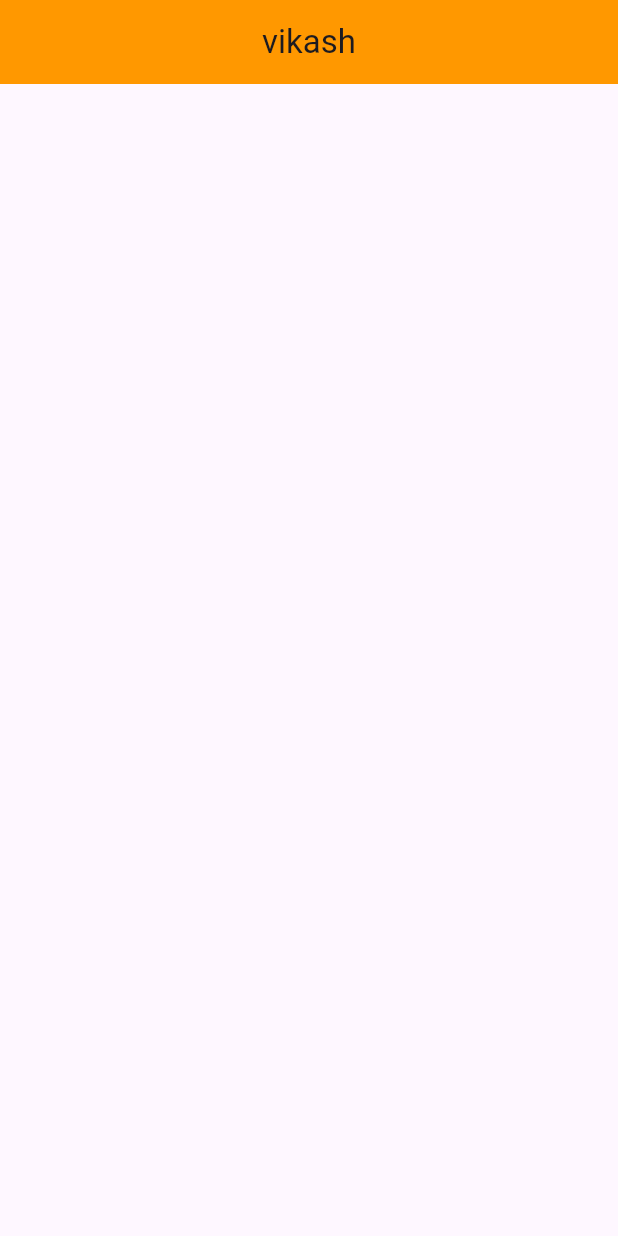
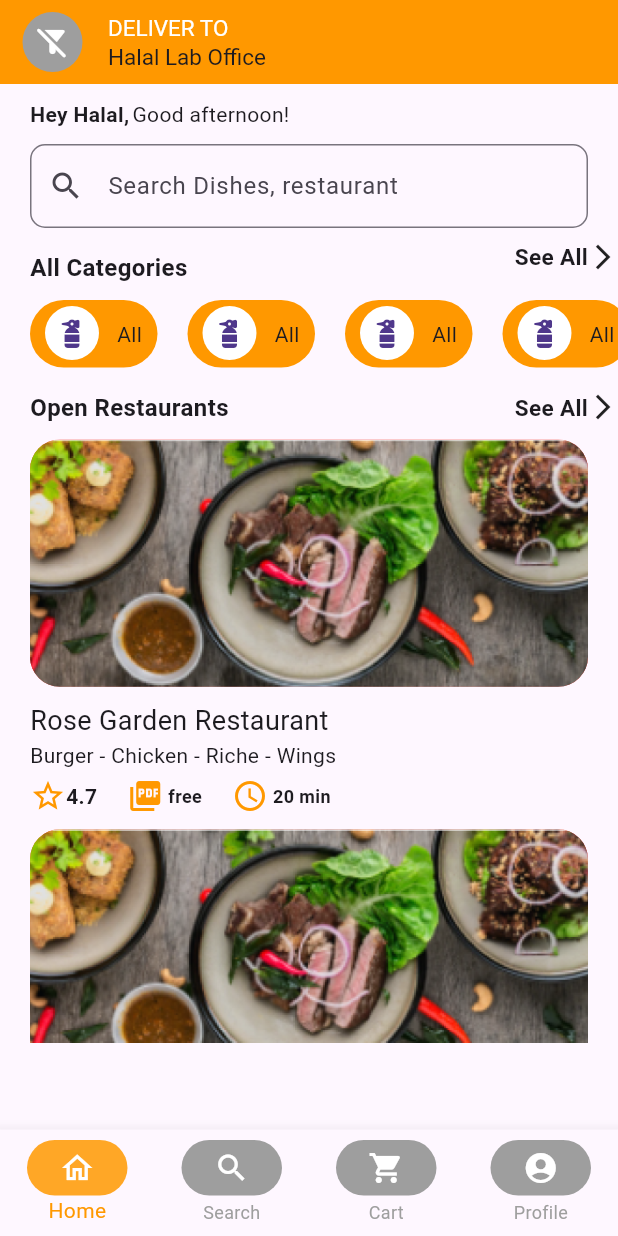
Before and after one commit to Purushottamji/zaykazone_project, a Flutter app: the screen it shows after launch, on a phone screen of 412 x 824 dp. Run offline on Flutter 3.47's test engine with Material 3 defaults, Android fonts, the phone set to English and light mode, and no system bars.

Commit message:
i just build five screen from flutter

```diff
--- a/lib/first_screen.dart
+++ b/lib/first_screen.dart
@@ -0,0 +1,60 @@
+import 'package:flutter/material.dart';
+import 'package:zaykazone/home_screen/Home_Screen.dart';
+import 'package:zaykazone/cart_screen.dart';
+import 'package:zaykazone/profile_screen.dart';
+import 'package:zaykazone/search_screen.dart';
+
+class FirstScreen extends StatefulWidget {
+  const FirstScreen({super.key});
+
+  @override
+  State<FirstScreen> createState() => _FirstScreenState();
+}
+
+class _FirstScreenState extends State<FirstScreen> {
+  var _index=0;
+  List<Widget> screen=[
+    HomeScreen(),
+    SearchScreen(),
+    CartScreen(),
+    ProfileScreen()
+  ];
+  @override
+  Widget build(BuildContext context) {
+    return Scaffold(
+     body: screen[_index],
+      bottomNavigationBar: BottomNavigationBar(type: BottomNavigationBarType.fixed,items: [
+        BottomNavigationBarItem(icon: Container(
+            width: 67,
+            height: 37,
+            decoration: BoxDecoration(borderRadius: BorderRadius.circular(20),color: _index==0 ? Colors.orange.shade400 : Colors.grey),
+            child: Icon(Icons.home_outlined,color: Colors.white,)),label: "Home"),
+        BottomNavigationBarItem(icon: Container(
+            width: 67,
+            height: 37,
+            decoration: BoxDecoration(borderRadius: BorderRadius.circular(20),color: _index==1 ? Colors.orange.shade400 : Colors.grey),
+            child: Icon(Icons.search,color: Colors.white,)),label: "Search"),
+        BottomNavigationBarItem(icon: Container(
+            width: 67,
+            height: 37,
+            decoration: BoxDecoration(borderRadius: BorderRadius.circular(20),color: _index==2 ? Colors.orange.shade400 : Colors.grey),
+            child: Icon(Icons.shopping_cart,color: Colors.white,)),label: "Cart",),
+        BottomNavigationBarItem(icon: Container(
+            width: 67,
+            height: 37,
+            decoration: BoxDecoration(borderRadius: BorderRadius.circular(20),color: _index==3 ? Colors.orange.shade400 : Colors.grey),
+            child: Icon(Icons.account_circle,color: Colors.white,)),label: "Profile"),
+      ],
+        onTap: _defaultIndex,
+        currentIndex: _index,
+        selectedItemColor: Colors.orange,
+        unselectedItemColor: Colors.grey,
+      ),
+    );
+  }
+  _defaultIndex(int index){
+    setState(() {
+      _index=index;
+    });
+  }
+}
--- a/lib/main.dart
+++ b/lib/main.dart
@@ -1,5 +1,5 @@
-import 'package:flutter/cupertino.dart';
 import 'package:flutter/material.dart';
+import 'first_screen.dart';
 
 void main(){
   runApp(MyApp());
@@ -10,27 +10,8 @@ class MyApp extends StatelessWidget {
   @override
   Widget build(BuildContext context) {
     return MaterialApp(
-      home: HomeScreen(),
+      debugShowCheckedModeBanner: false,
+      home: FirstScreen(),
     );
   }
 }
-
-class HomeScreen extends StatefulWidget {
-  const HomeScreen({super.key});
-
-  @override
-  State<HomeScreen> createState() => _HomeScreenState();
-}
-
-class _HomeScreenState extends State<HomeScreen> {
-  @override
-  Widget build(BuildContext context) {
-    return Scaffold(
-      appBar: AppBar(
-        title: Text("vikash"),
-        centerTitle: true,
-        backgroundColor: Colors.orange,
-      ),
-    );
-  }
-}
--- a/lib/spicy_screen/spicy_screen.dart
+++ b/lib/spicy_screen/spicy_screen.dart
@@ -70,7 +70,6 @@ class _SpicyScreenState extends State<SpicyScreen> {
             ],
           ),
         ),
-
           Padding(
             padding: const EdgeInsets.only(left: 20,top: 15),
             child: SizedBox(
@@ -93,12 +92,10 @@ class _SpicyScreenState extends State<SpicyScreen> {
                 },),
             ),
           ),
-
           Padding(
             padding: EdgeInsets.only(left: 20,top: 10),
             child: Text("Burger (10)",style: TextStyle(fontSize: 17),),
           ),
-
           Expanded(
             child: ListView.builder(
             itemBuilder: (context, index) {
@@ -199,13 +196,10 @@ class _SpicyScreenState extends State<SpicyScreen> {
                       ),
                     ),
                   ),
-
-
                 ],
               );
             },),
           )
-
         ],
       ),
     );
--- a/pubspec.yaml
+++ b/pubspec.yaml
@@ -58,9 +58,9 @@ flutter:
   uses-material-design: true
 
   # To add assets to your application, add an assets section, like this:
-  # assets:
-  #   - images/a_dot_burr.jpeg
-  #   - images/a_dot_ham.jpeg
+  assets:
+    - asset/
+
 
   # An image asset can refer to one or more resolution-specific "variants", see
   # https://flutter.dev/to/resolution-aware-images
```
Also changed, not shown: lib/burger_screen/burger_screen.dart (+0 -8 lines), lib/cart_screen.dart (+21 -0 lines), lib/detail_screen/detail_screen.dart (+1 -14 lines), lib/profile_screen.dart (+22 -0 lines), lib/search_product_screen/search_product.dart (+2 -7 lines), lib/search_screen.dart (+21 -0 lines), 1 other file.
